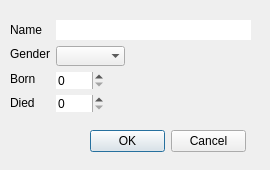
Above: code/ui/addsci.ui from Danielos15/Skil-1-Verklegt-n-mskei-1 before the change. Below: the same form after it.
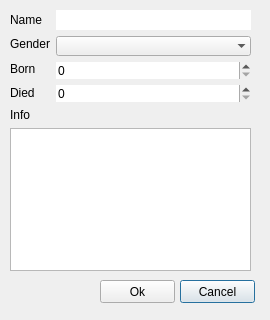
That is the form after the change.

```diff
--- a/code/ui/addsci.ui
+++ b/code/ui/addsci.ui
@@ -7,7 +7,7 @@
     <x>0</x>
     <y>0</y>
     <width>270</width>
-    <height>170</height>
+    <height>320</height>
    </rect>
   </property>
   <property name="sizePolicy">
@@ -19,41 +19,25 @@
   <property name="minimumSize">
    <size>
     <width>270</width>
-    <height>170</height>
+    <height>320</height>
    </size>
   </property>
   <property name="maximumSize">
    <size>
     <width>270</width>
-    <height>170</height>
+    <height>320</height>
    </size>
   </property>
   <property name="windowTitle">
    <string>Add Scientist</string>
   </property>
-  <widget class="QDialogButtonBox" name="buttonBox">
-   <property name="geometry">
-    <rect>
-     <x>90</x>
-     <y>130</y>
-     <width>156</width>
-     <height>23</height>
-    </rect>
-   </property>
-   <property name="orientation">
-    <enum>Qt::Horizontal</enum>
-   </property>
-   <property name="standardButtons">
-    <set>QDialogButtonBox::Cancel|QDialogButtonBox::Ok</set>
-   </property>
-  </widget>
   <widget class="QWidget" name="layoutWidget">
    <property name="geometry">
     <rect>
      <x>10</x>
-     <y>20</y>
+     <y>10</y>
      <width>241</width>
-     <height>108</height>
+     <height>261</height>
     </rect>
    </property>
    <layout class="QFormLayout" name="formLayout_2">
@@ -91,7 +75,14 @@
     </item>
     <item row="0" column="1">
      <layout class="QFormLayout" name="formLayout">
-      <item row="1" column="0">
+      <item row="0" column="0" colspan="2">
+       <widget class="QLineEdit" name="lineEdit_name">
+        <property name="frame">
+         <bool>false</bool>
+        </property>
+       </widget>
+      </item>
+      <item row="1" column="0" colspan="2">
        <widget class="QComboBox" name="comboBox_Gender">
         <property name="currentIndex">
          <number>-1</number>
@@ -111,24 +102,7 @@
         </item>
        </widget>
       </item>
-      <item row="4" column="0">
-       <widget class="QSpinBox" name="spinBox_Died">
-        <property name="frame">
-         <bool>false</bool>
-        </property>
-        <property name="maximum">
-         <number>2015</number>
-        </property>
-       </widget>
-      </item>
-      <item row="0" column="0" colspan="2">
-       <widget class="QLineEdit" name="lineEdit_name">
-        <property name="frame">
-         <bool>false</bool>
-        </property>
-       </widget>
-      </item>
-      <item row="3" column="0">
+      <item row="3" column="0" colspan="2">
        <widget class="QSpinBox" name="spinBox_Born">
         <property name="frame">
          <bool>false</bool>
@@ -138,10 +112,56 @@
         </property>
        </widget>
       </item>
+      <item row="4" column="0" colspan="2">
+       <widget class="QSpinBox" name="spinBox_Died">
+        <property name="frame">
+         <bool>false</bool>
+        </property>
+        <property name="maximum">
+         <number>2015</number>
+        </property>
+       </widget>
+      </item>
      </layout>
     </item>
+    <item row="1" column="0">
+     <widget class="QLabel" name="label_5">
+      <property name="text">
+       <string>Info</string>
+      </property>
+     </widget>
+    </item>
+    <item row="2" column="0" colspan="2">
+     <widget class="QTextEdit" name="textEdit_info"/>
+    </item>
    </layout>
   </widget>
+  <widget class="QPushButton" name="button_cancel">
+   <property name="geometry">
+    <rect>
+     <x>180</x>
+     <y>280</y>
+     <width>75</width>
+     <height>23</height>
+    </rect>
+   </property>
+   <property name="text">
+    <string>Cancel</string>
+   </property>
+  </widget>
+  <widget class="QPushButton" name="button_ok">
+   <property name="geometry">
+    <rect>
+     <x>100</x>
+     <y>280</y>
+     <width>75</width>
+     <height>23</height>
+    </rect>
+   </property>
+   <property name="text">
+    <string>Ok</string>
+   </property>
+  </widget>
  </widget>
  <resources/>
  <connections>
```
Left out of the diff: 35 changed lines with no effect on the pictures.
